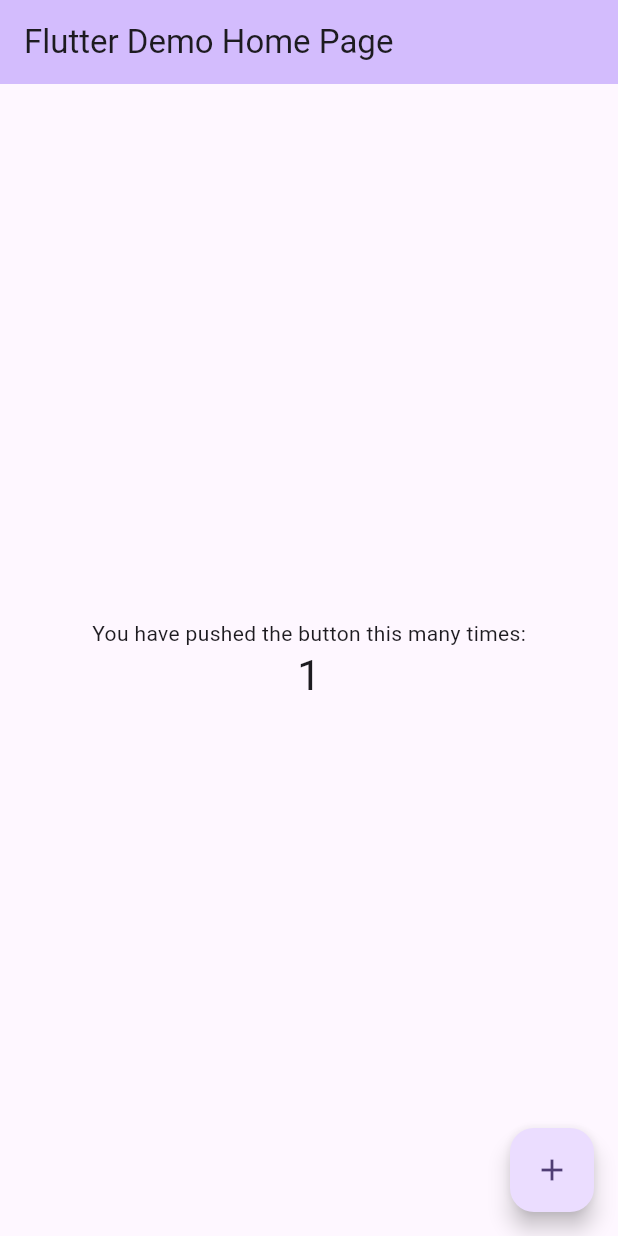
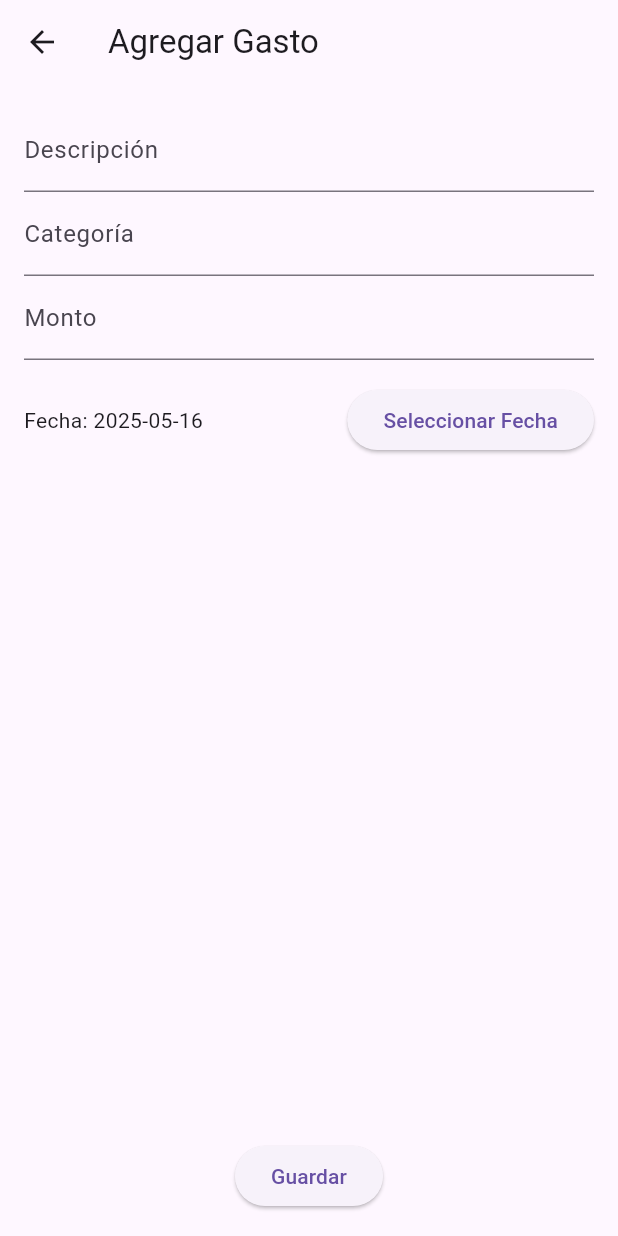
Before and after one commit to zaamir88/GestionGastos, a Flutter app: the screen it shows after launch, after a tap on the "add" icon, on a phone screen of 412 x 824 dp. Run offline on Flutter 3.47's test engine with Material 3 defaults, Android fonts, the phone set to English and light mode, and no system bars; our stand-ins replace fl_chart, share_plus, sqflite; accounts and stored records are empty.

Commit message:
Agregadas mejoras y funcionalidades completas

```diff
--- /dev/null
+++ b/lib/helpers/db_helper.dart
@@ -0,0 +1,69 @@
+import 'package:sqflite/sqflite.dart';
+import 'package:path/path.dart';
+import 'package:path_provider/path_provider.dart';
+import 'dart:io';
+
+import '../models/gasto.dart';
+
+class DBHelper {
+  static Database? _db;
+
+  static Future<Database> get database async {
+    if (_db != null) return _db!;
+    _db = await _initDB();
+    return _db!;
+  }
+
+  static Future<Database> _initDB() async {
+    final directory = await getApplicationDocumentsDirectory();
+    final path = join(directory.path, 'gastos.db');
+
+    return await openDatabase(
+      path,
+      version: 1,
+      onCreate: _onCreate,
+    );
+  }
+
+  static Future _onCreate(Database db, int version) async {
+    await db.execute('''
+      CREATE TABLE gastos (
+        id INTEGER PRIMARY KEY AUTOINCREMENT,
+        descripcion TEXT,
+        categoria TEXT,
+        monto REAL,
+        fecha TEXT
+      )
+    ''');
+  }
+
+  static Future<int> insertGasto(Gasto gasto) async {
+    final db = await database;
+    return await db.insert('gastos', gasto.toMap());
+  }
+
+  static Future<List<Gasto>> getGastos() async {
+    final db = await database;
+    final res = await db.query('gastos');
+    return res.map((e) => Gasto.fromMap(e)).toList();
+  }
+
+  static Future<int> updateGasto(Gasto gasto) async {
+    final db = await database;
+    return await db.update(
+      'gastos',
+      gasto.toMap(),
+      where: 'id = ?',
+      whereArgs: [gasto.id],
+    );
+  }
+
+  static Future<int> deleteGasto(int id) async {
+    final db = await database;
+    return await db.delete(
+      'gastos',
+      where: 'id = ?',
+      whereArgs: [id],
+    );
+  }
+}
--- /dev/null
+++ b/lib/helpers/export_helper.dart
@@ -0,0 +1,32 @@
+import 'dart:io';
+import 'package:path_provider/path_provider.dart';
+import 'package:gestion_gastos/models/gasto.dart';
+import 'package:share_plus/share_plus.dart';
+
+class ExportHelper {
+  static String generarCSV(List<Gasto> gastos) {
+    final buffer = StringBuffer();
+    buffer.writeln('Descripcion,Categoria,Monto,Fecha');
+
+    for (var gasto in gastos) {
+      final fechaStr = gasto.fecha.toIso8601String();
+      buffer.writeln('${gasto.descripcion},${gasto.categoria},${gasto.monto},$fechaStr');
+    }
+
+    return buffer.toString();
+  }
+
+  static Future<String> guardarCSV(String csv) async {
+    final directory = await getApplicationDocumentsDirectory();
+    final path = '${directory.path}/gastos_export.csv';
+    final file = File(path);
+    await file.writeAsString(csv);
+    return path;
+  }
+
+  static Future<void> exportarYCompartir(List<Gasto> gastos) async {
+    final csv = generarCSV(gastos);
+    final path = await guardarCSV(csv);
+    await Share.shareXFiles([XFile(path)], text: 'Mis gastos exportados');
+  }
+}
--- a/lib/main.dart
+++ b/lib/main.dart
@@ -1,122 +1,19 @@
 import 'package:flutter/material.dart';
+import 'screens/home_screen.dart';
 
 void main() {
-  runApp(const MyApp());
+  runApp(ControlGastosApp());
 }
 
-class MyApp extends StatelessWidget {
-  const MyApp({super.key});
-
-  // This widget is the root of your application.
+class ControlGastosApp extends StatelessWidget {
   @override
   Widget build(BuildContext context) {
     return MaterialApp(
-      title: 'Flutter Demo',
+      title: 'Control de Gastos',
       theme: ThemeData(
-        // This is the theme of your application.
-        //
-        // TRY THIS: Try running your application with "flutter run". You'll see
-        // the application has a purple toolbar. Then, without quitting the app,
-        // try changing the seedColor in the colorScheme below to Colors.green
-        // and then invoke "hot reload" (save your changes or press the "hot
-        // reload" button in a Flutter-supported IDE, or press "r" if you used
-        // the command line to start the app).
-        //
-        // Notice that the counter didn't reset back to zero; the application
-        // state is not lost during the reload. To reset the state, use hot
-        // restart instead.
-        //
-        // This works for code too, not just values: Most code changes can be
-        // tested with just a hot reload.
-        colorScheme: ColorScheme.fromSeed(seedColor: Colors.deepPurple),
+        primarySwatch: Colors.teal,
       ),
-      home: const MyHomePage(title: 'Flutter Demo Home Page'),
+      home: HomeScreen(),
     );
   }
 }
-
-class MyHomePage extends StatefulWidget {
-  const MyHomePage({super.key, required this.title});
-
-  // This widget is the home page of your application. It is stateful, meaning
-  // that it has a State object (defined below) that contains fields that affect
-  // how it looks.
-
-  // This class is the configuration for the state. It holds the values (in this
-  // case the title) provided by the parent (in this case the App widget) and
-  // used by the build method of the State. Fields in a Widget subclass are
-  // always marked "final".
-
-  final String title;
-
-  @override
-  State<MyHomePage> createState() => _MyHomePageState();
-}
-
-class _MyHomePageState extends State<MyHomePage> {
-  int _counter = 0;
-
-  void _incrementCounter() {
-    setState(() {
-      // This call to setState tells the Flutter framework that something has
-      // changed in this State, which causes it to rerun the build method below
-      // so that the display can reflect the updated values. If we changed
-      // _counter without calling setState(), then the build method would not be
-      // called again, and so nothing would appear to happen.
-      _counter++;
-    });
-  }
-
-  @override
-  Widget build(BuildContext context) {
-    // This method is rerun every time setState is called, for instance as done
-    // by the _incrementCounter method above.
-    //
-    // The Flutter framework has been optimized to make rerunning build methods
-    // fast, so that you can just rebuild anything that needs updating rather
-    // than having to individually change instances of widgets.
-    return Scaffold(
-      appBar: AppBar(
-        // TRY THIS: Try changing the color here to a specific color (to
-        // Colors.amber, perhaps?) and trigger a hot reload to see the AppBar
-        // change color while the other colors stay the same.
-        backgroundColor: Theme.of(context).colorScheme.inversePrimary,
-        // Here we take the value from the MyHomePage object that was created by
-        // the App.build method, and use it to set our appbar title.
-        title: Text(widget.title),
-      ),
-      body: Center(
-        // Center is a layout widget. It takes a single child and positions it
-        // in the middle of the parent.
-        child: Column(
-          // Column is also a layout widget. It takes a list of children and
-          // arranges them vertically. By default, it sizes itself to fit its
-          // children horizontally, and tries to be as tall as its parent.
-          //
-          // Column has various properties to control how it sizes itself and
-          // how it positions its children. Here we use mainAxisAlignment to
-          // center the children vertically; the main axis here is the vertical
-          // axis because Columns are vertical (the cross axis would be
-          // horizontal).
-          //
-          // TRY THIS: Invoke "debug painting" (choose the "Toggle Debug Paint"
-          // action in the IDE, or press "p" in the console), to see the
-          // wireframe for each widget.
-          mainAxisAlignment: MainAxisAlignment.center,
-          children: <Widget>[
-            const Text('You have pushed the button this many times:'),
-            Text(
-              '$_counter',
-              style: Theme.of(context).textTheme.headlineMedium,
-            ),
-          ],
-        ),
-      ),
-      floatingActionButton: FloatingActionButton(
-        onPressed: _incrementCounter,
-        tooltip: 'Increment',
-        child: const Icon(Icons.add),
-      ), // This trailing comma makes auto-formatting nicer for build methods.
-    );
-  }
-}
--- /dev/null
+++ b/lib/models/gasto.dart
@@ -0,0 +1,35 @@
+class Gasto {
+  int? id;
+  String descripcion;
+  String categoria;
+  double monto;
+  DateTime fecha;
+
+  Gasto({
+    this.id,
+    required this.descripcion,
+    required this.categoria,
+    required this.monto,
+    required this.fecha,
+  });
+
+  Map<String, dynamic> toMap() {
+    return {
+      'id': id,
+      'descripcion': descripcion,
+      'categoria': categoria,
+      'monto': monto,
+      'fecha': fecha.toIso8601String(),
+    };
+  }
+
+  factory Gasto.fromMap(Map<String, dynamic> map) {
+    return Gasto(
+      id: map['id'],
+      descripcion: map['descripcion'],
+      categoria: map['categoria'],
+      monto: map['monto'] is int ? (map['monto'] as int).toDouble() : map['monto'],
+      fecha: DateTime.parse(map['fecha']),
+    );
+  }
+}
--- /dev/null
+++ b/lib/screens/add_edit_gasto_screen.dart
@@ -0,0 +1,127 @@
+import 'package:flutter/material.dart';
+import '../models/gasto.dart';
+import '../helpers/db_helper.dart';  // Importamos el helper
+
+class AddEditGastoScreen extends StatefulWidget {
+  final Gasto? gasto;
+
+  AddEditGastoScreen({this.gasto});
+
+  @override
+  _AddEditGastoScreenState createState() => _AddEditGastoScreenState();
+}
+
+class _AddEditGastoScreenState extends State<AddEditGastoScreen> {
+  final _formKey = GlobalKey<FormState>();
+
+  final TextEditingController _descripcionController = TextEditingController();
+  final TextEditingController _categoriaController = TextEditingController();
+  final TextEditingController _montoController = TextEditingController();
+  DateTime _fecha = DateTime.now();
+
+  @override
+  void initState() {
+    super.initState();
+    if (widget.gasto != null) {
+      _descripcionController.text = widget.gasto!.descripcion;
+      _categoriaController.text = widget.gasto!.categoria;
+      _montoController.text = widget.gasto!.monto.toString();
+      _fecha = widget.gasto!.fecha;
+    }
+  }
+
+  void _guardarGasto() async {
+    if (_formKey.currentState!.validate()) {
+      final nuevoGasto = Gasto(
+        id: widget.gasto?.id,  // Si es edición, conserva el id
+        descripcion: _descripcionController.text,
+        categoria: _categoriaController.text,
+        monto: double.parse(_montoController.text),
+        fecha: _fecha,
+      );
+
+      if (widget.gasto == null) {
+        // Insertar nuevo gasto
+        await DBHelper.insertGasto(nuevoGasto);
+      } else {
+        // Actualizar gasto existente
+        await DBHelper.updateGasto(nuevoGasto);
+      }
+
+      Navigator.of(context).pop(true); // Retorna true para indicar que hubo cambios
+    }
+  }
+
+  Future<void> _seleccionarFecha() async {
+    final fechaSeleccionada = await showDatePicker(
+      context: context,
+      initialDate: _fecha,
+      firstDate: DateTime(2000),
+      lastDate: DateTime.now(),
+    );
+    if (fechaSeleccionada != null) {
+      setState(() {
+        _fecha = fechaSeleccionada;
+      });
+    }
+  }
+
+  @override
+  Widget build(BuildContext context) {
+    return Scaffold(
+      appBar: AppBar(
+        title: Text(widget.gasto == null ? 'Agregar Gasto' : 'Editar Gasto'),
+      ),
+      body: Padding(
+        padding: EdgeInsets.all(16),
+        child: Form(
+          key: _formKey,
+          child: Column(
+            children: [
+              TextFormField(
+                controller: _descripcionController,
+                decoration: InputDecoration(labelText: 'Descripción'),
+                validator: (value) =>
+                    value!.isEmpty ? 'Ingrese una descripción' : null,
+              ),
+              TextFormField(
+                controller: _categoriaController,
+                decoration: InputDecoration(labelText: 'Categoría'),
+                validator: (value) =>
+                    value!.isEmpty ? 'Ingrese una categoría' : null,
+              ),
+              TextFormField(
+                controller: _montoController,
+                decoration: InputDecoration(labelText: 'Monto'),
+                keyboardType: TextInputType.number,
+                validator: (value) {
+                  if (value!.isEmpty) return 'Ingrese un monto';
+                  if (double.tryParse(value) == null) return 'Monto inválido';
+                  return null;
+                },
+              ),
+              SizedBox(height: 16),
+              Row(
+                children: [
+                  Text(
+                    'Fecha: ${_fecha.toLocal().toString().split(' ')[0]}',
+                  ),
+                  Spacer(),
+                  ElevatedButton(
+                    onPressed: _seleccionarFecha,
+                    child: Text('Seleccionar Fecha'),
+                  ),
+                ],
+              ),
+              Spacer(),
+              ElevatedButton(
+                onPressed: _guardarGasto,
+                child: Text('Guardar'),
+              ),
+            ],
+          ),
+        ),
+      ),
+    );
+  }
+}
--- /dev/null
+++ b/lib/screens/home_screen.dart
@@ -0,0 +1,260 @@
+import 'package:flutter/material.dart';
+import 'package:gestion_gastos/screens/add_edit_gasto_screen.dart';
+import 'package:gestion_gastos/screens/pantalla_grafico.dart';
+import 'package:gestion_gastos/helpers/db_helper.dart';
+import 'package:gestion_gastos/models/gasto.dart';
+import 'package:gestion_gastos/helpers/export_helper.dart';
+
+class HomeScreen extends StatefulWidget {
+  const HomeScreen({super.key});
+
+  @override
+  State<HomeScreen> createState() => _HomeScreenState();
+}
+
+class _HomeScreenState extends State<HomeScreen> {
+  List<Gasto> _gastos = [];
+  List<Gasto> _gastosFiltrados = [];
+  String? _categoriaSeleccionada;
+  DateTime? _fechaInicio;
+  DateTime? _fechaFin;
+
+  List<String> categorias = ['Comida', 'Automovil', 'Salud', 'Recreacion','Hogar', 'Otros'];
+
+  @override
+  void initState() {
+    super.initState();
+    _cargarGastos();
+  }
+
+  Future<void> _cargarGastos() async {
+    final gastos = await DBHelper.getGastos();
+    setState(() {
+      _gastos = gastos;
+      _gastosFiltrados = gastos;
+    });
+  }
+
+  void _filtrarGastos() {
+    List<Gasto> gastosFiltrados = _gastos;
+
+    if (_categoriaSeleccionada != null && _categoriaSeleccionada!.isNotEmpty) {
+      gastosFiltrados = gastosFiltrados
+          .where((g) => g.categoria == _categoriaSeleccionada)
+          .toList();
+    }
+
+    if (_fechaInicio != null) {
+      gastosFiltrados = gastosFiltrados
+          .where((g) => g.fecha.isAfter(_fechaInicio!) || g.fecha.isAtSameMomentAs(_fechaInicio!))
+          .toList();
+    }
+
+    if (_fechaFin != null) {
+      gastosFiltrados = gastosFiltrados
+          .where((g) => g.fecha.isBefore(_fechaFin!) || g.fecha.isAtSameMomentAs(_fechaFin!))
+          .toList();
+    }
+
+    setState(() {
+      _gastosFiltrados = gastosFiltrados;
+    });
+  }
+
+  void _irAGraficos() {
+    Navigator.of(context).push(
+      MaterialPageRoute(builder: (_) => PantallaGrafico()),
+    );
+  }
+
+  void _irAAgregarGasto() async {
+    final resultado = await Navigator.of(context).push(
+      MaterialPageRoute(builder: (_) => AddEditGastoScreen()),
+    );
+    if (resultado == true) {
+      _cargarGastos();
+      _filtrarGastos();
+    }
+  }
+
+  Future<void> _exportarDatos() async {
+    if (_gastosFiltrados.isEmpty) {
+      ScaffoldMessenger.of(context).showSnackBar(
+        const SnackBar(content: Text('No hay gastos para exportar.')),
+      );
+      return;
+    }
+    await ExportHelper.exportarYCompartir(_gastosFiltrados);
+  }
+
+  Future<void> _seleccionarFechaInicio() async {
+    final picked = await showDatePicker(
+      context: context,
+      initialDate: _fechaInicio ?? DateTime.now(),
+      firstDate: DateTime(2000),
+      lastDate: DateTime.now(),
+    );
+    if (picked != null) {
+      setState(() {
+        _fechaInicio = picked;
+      });
+      _filtrarGastos();
+    }
+  }
+
+  Future<void> _seleccionarFechaFin() async {
+    final picked = await showDatePicker(
+      context: context,
+      initialDate: _fechaFin ?? DateTime.now(),
+      firstDate: DateTime(2000),
+      lastDate: DateTime.now(),
+    );
+    if (picked != null) {
+      setState(() {
+        _fechaFin = picked;
+      });
+      _filtrarGastos();
+    }
+  }
+
+  @override
+  Widget build(BuildContext context) {
+    return Scaffold(
+      appBar: AppBar(
+        title: const Text('Mis Gastos'),
+        actions: [
+          IconButton(
+            icon: const Icon(Icons.bar_chart),
+            onPressed: _irAGraficos,
+          ),
+          IconButton(
+            icon: const Icon(Icons.file_upload),
+            onPressed: _exportarDatos,
+          ),
+        ],
+      ),
+      body: Column(
+        children: [
+          Padding(
+            padding: const EdgeInsets.all(8),
+            child: Row(
+              children: [
+                // Dropdown para categoría
+                Expanded(
+                  child: DropdownButton<String>(
+                    hint: const Text('Filtrar por categoría'),
+                    value: _categoriaSeleccionada,
+                    isExpanded: true,
+                    items: [null, ...categorias].map((categoria) {
+                      return DropdownMenuItem<String>(
+                        value: categoria,
+                        child: Text(categoria ?? 'Todas'),
+                      );
+                    }).toList(),
+                    onChanged: (value) {
+                      setState(() {
+                        _categoriaSeleccionada = value;
+                      });
+                      _filtrarGastos();
+                    },
+                  ),
+                ),
+
+                // Botones para fecha inicio y fin
+                IconButton(
+                  icon: const Icon(Icons.date_range),
+                  onPressed: _seleccionarFechaInicio,
+                  tooltip: _fechaInicio == null
+                      ? 'Fecha Inicio'
+                      : 'Inicio: ${_fechaInicio!.toLocal().toString().split(' ')[0]}',
+                ),
+                IconButton(
+                  icon: const Icon(Icons.date_range_outlined),
+                  onPressed: _seleccionarFechaFin,
+                  tooltip: _fechaFin == null
+                      ? 'Fecha Fin'
+                      : 'Fin: ${_fechaFin!.toLocal().toString().split(' ')[0]}',
+                ),
+
+                // Botón para limpiar filtros
+                IconButton(
+                  icon: const Icon(Icons.clear),
+                  onPressed: () {
+                    setState(() {
+                      _categoriaSeleccionada = null;
+                      _fechaInicio = null;
+                      _fechaFin = null;
+                      _gastosFiltrados = _gastos;
+                    });
+                  },
+                  tooltip: 'Limpiar filtros',
+                ),
+              ],
+            ),
+          ),
+
+          Expanded(
+            child: _gastosFiltrados.isEmpty
+                ? const Center(child: Text('No hay gastos para mostrar.'))
+                : ListView.builder(
+                    itemCount: _gastosFiltrados.length,
+                    itemBuilder: (ctx, index) {
+                      final gasto = _gastosFiltrados[index];
+                      return ListTile(
+                        title: Text(gasto.descripcion),
+                        subtitle: Text(gasto.categoria),
+                        trailing: Text('\$${gasto.monto.toStringAsFixed(2)}'),
+                        // Editar al tocar el item:
+                        onTap: () async {
+                          final resultado = await Navigator.of(context).push(
+                            MaterialPageRoute(
+                              builder: (_) => AddEditGastoScreen(gasto: gasto),
+                            ),
+                          );
+                          if (resultado == true) {
+                            _cargarGastos();
+                            _filtrarGastos();
+                          }
+                        },
+                        // Eliminar con pulsación larga
+                        onLongPress: () async {
+                          final confirmacion = await showDialog<bool>(
+                            context: context,
+                            builder: (ctx) => AlertDialog(
+                              title: const Text('Eliminar gasto'),
+                              content: const Text('¿Está seguro que desea eliminar este gasto?'),
+                              actions: [
+                                TextButton(
+                                  onPressed: () => Navigator.of(ctx).pop(false),
+                                  child: const Text('Cancelar'),
+                                ),
+                                TextButton(
+                                  onPressed: () => Navigator.of(ctx).pop(true),
+                                  child: const Text('Eliminar'),
+                                ),
+                              ],
+                            ),
+                          );
+
+                          if (confirmacion == true) {
+                            await DBHelper.deleteGasto(gasto.id!);
+                            ScaffoldMessenger.of(context).showSnackBar(
+                              const SnackBar(content: Text('Gasto eliminado')),
+                            );
+                            _cargarGastos();
+                            _filtrarGastos();
+                          }
+                        },
+                      );
+                    },
+                  ),
+          ),
+        ],
+      ),
+      floatingActionButton: FloatingActionButton(
+        onPressed: _irAAgregarGasto,
+        child: const Icon(Icons.add),
+      ),
+    );
+  }
+}
```
Also changed, not shown: lib/screens/pantalla_grafico.dart (added, +40 -0 lines), lib/widgets/gastos_chart.dart (added, +65 -0 lines), pubspec.yaml (+7 -0 lines), lib/widgets/gasto_item.dart (added), pubspec.lock, 5 other files.
